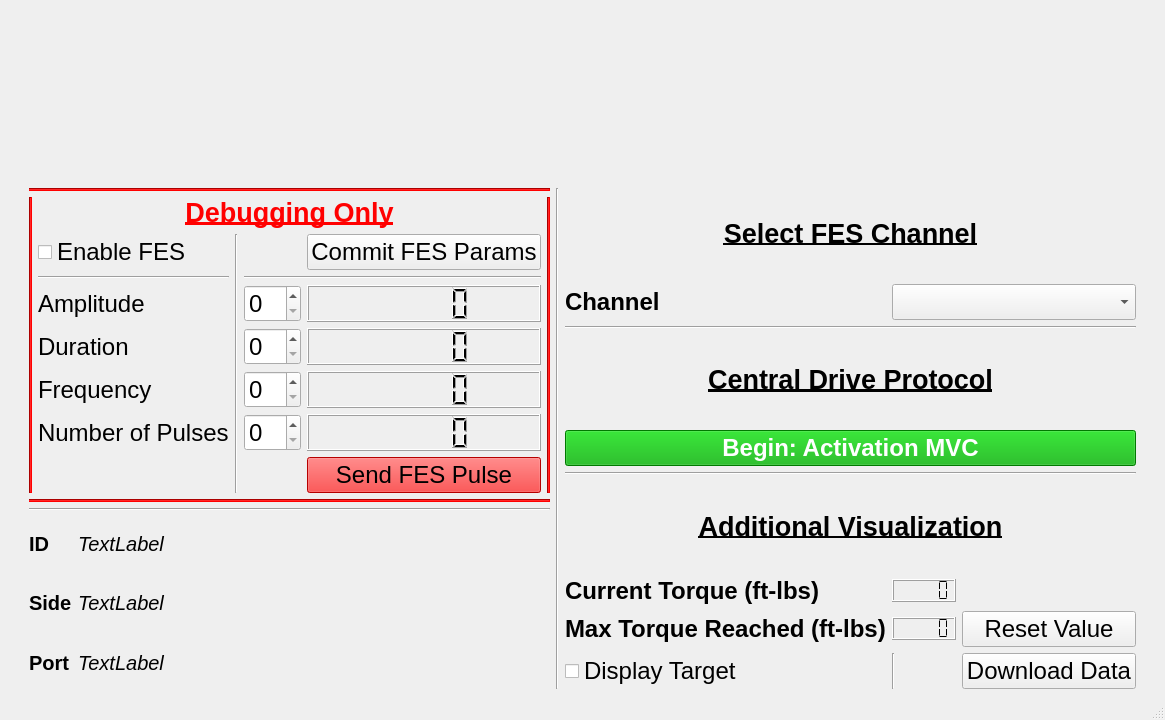
Old version of the form resources/_CD_GUI_Main_Clinician_Formed.ui in the repository jontalvarez/central-drive.
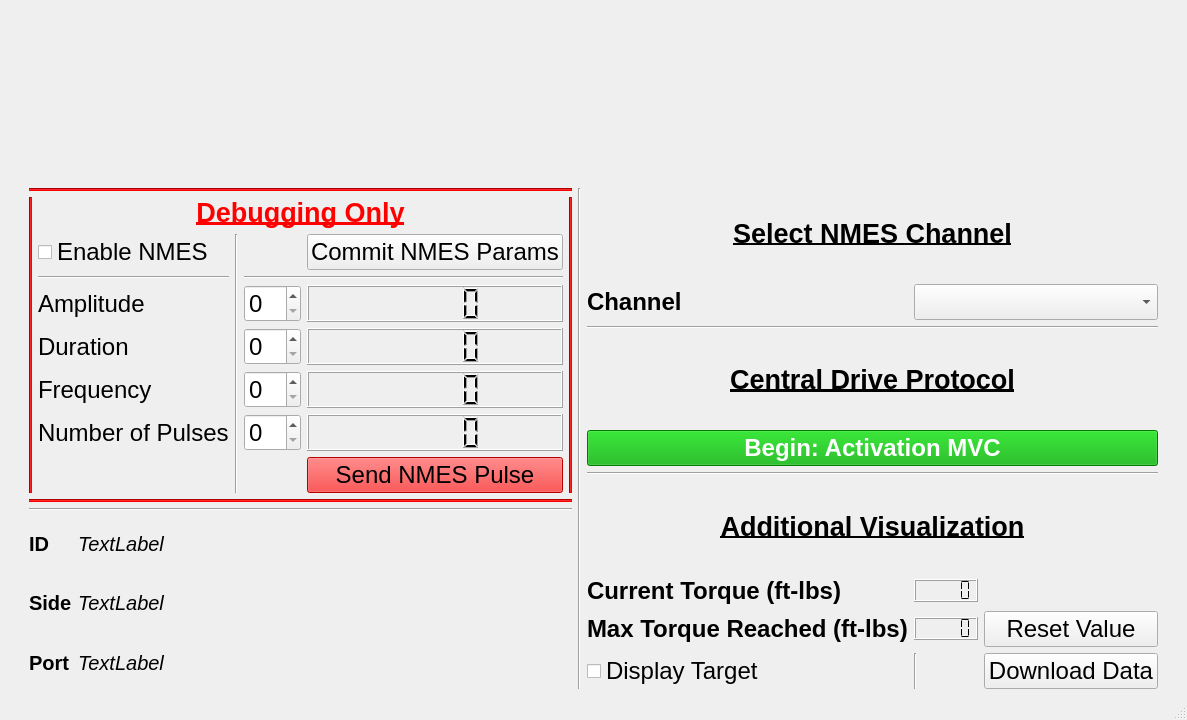
New version of the form.

Commit message: GUI changes based off feedback from clinicians at BU

Diff of the .ui file:
```diff
--- a/resources/_CD_GUI_Main_Clinician_Formed.ui
+++ b/resources/_CD_GUI_Main_Clinician_Formed.ui
@@ -303,7 +303,7 @@
          </font>
         </property>
         <property name="text">
-         <string>Enable FES</string>
+         <string>Enable NMES</string>
         </property>
        </widget>
       </item>
@@ -321,7 +321,7 @@
          <string notr="true">background-color: rgb(255, 0, 0);</string>
         </property>
         <property name="text">
-         <string>Send FES Pulse</string>
+         <string>Send NMES Pulse</string>
         </property>
        </widget>
       </item>
@@ -395,7 +395,7 @@
          </font>
         </property>
         <property name="text">
-         <string>Commit FES Params</string>
+         <string>Commit NMES Params</string>
         </property>
         <property name="checkable">
          <bool>false</bool>
@@ -505,7 +505,7 @@
          </font>
         </property>
         <property name="text">
-         <string>Select FES Channel</string>
+         <string>Select NMES Channel</string>
         </property>
         <property name="alignment">
          <set>Qt::AlignCenter</set>
```
The commit also changes 4 other files.
